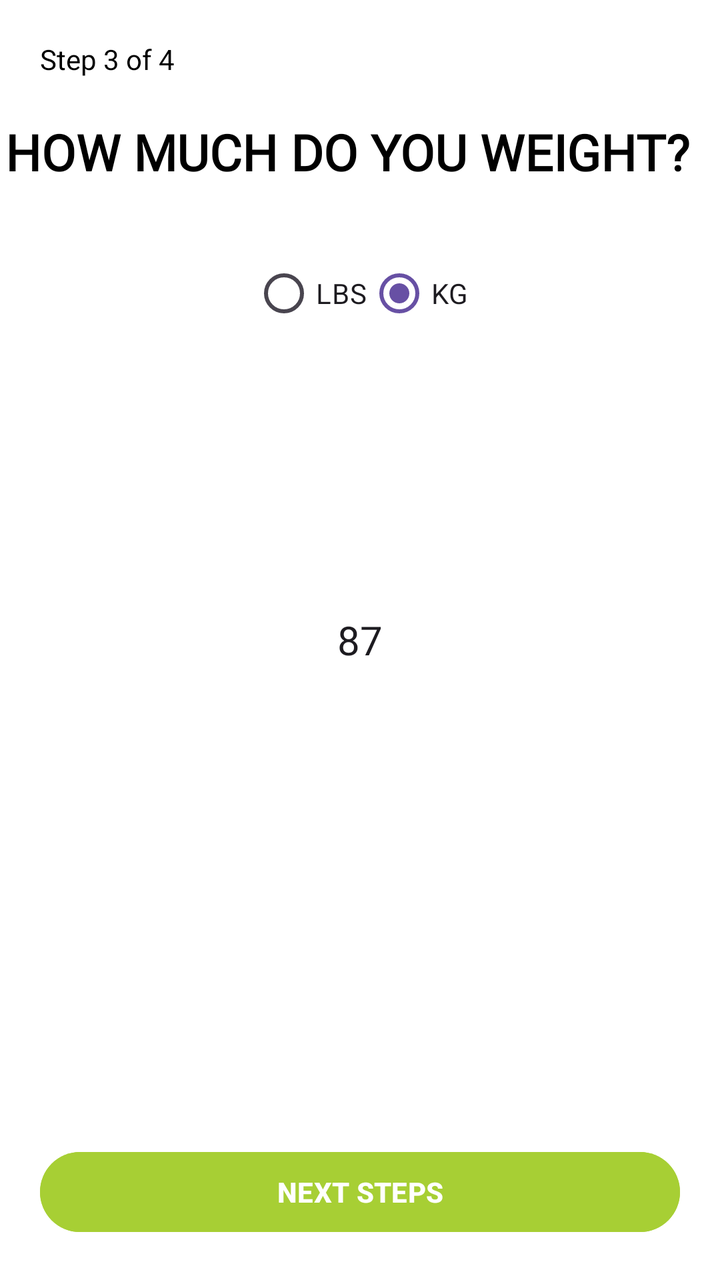
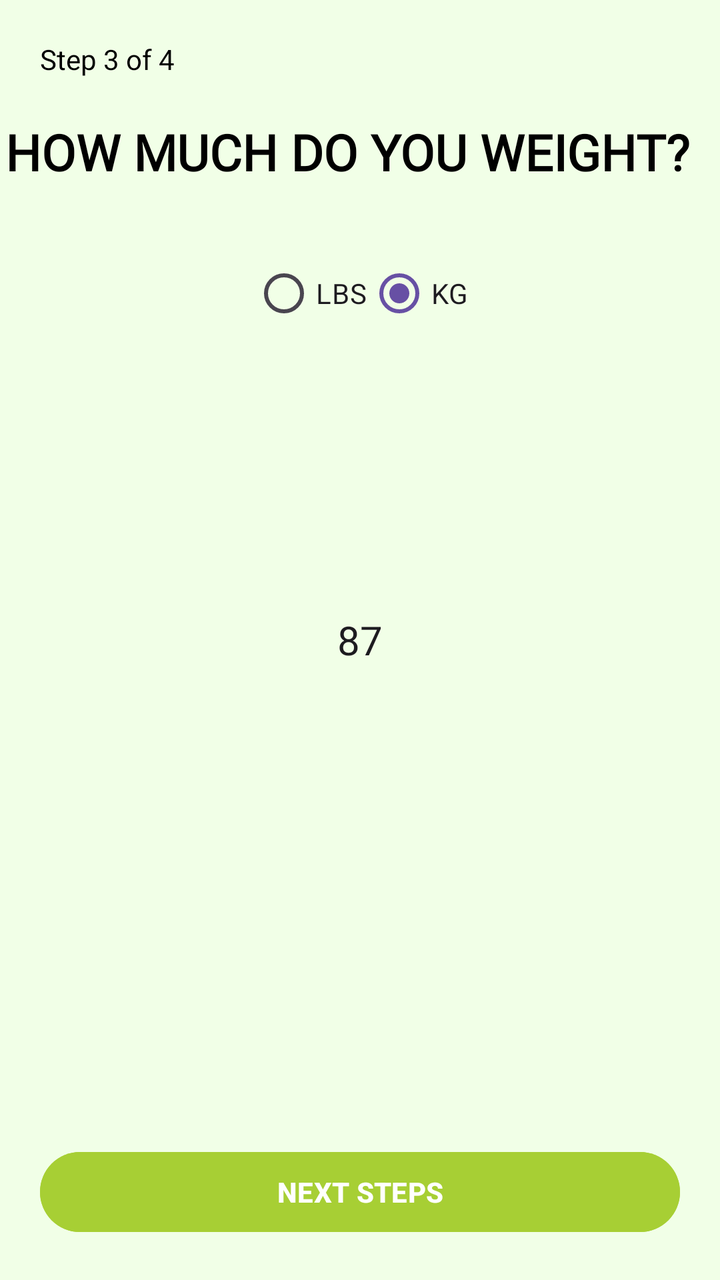

Compare the two renders of this Android layout. The source of the first and the diff that turns it into the second are given below.
<!-- AndroidManifest.xml: application theme Theme.FitPro -->
<!-- res/layout/activity_main5.xml -->
<?xml version="1.0" encoding="utf-8"?>
<androidx.constraintlayout.widget.ConstraintLayout xmlns:android="http://schemas.android.com/apk/res/android"
    xmlns:app="http://schemas.android.com/apk/res-auto"
    xmlns:tools="http://schemas.android.com/tools"
    android:id="@+id/main"
    android:layout_width="match_parent"
    android:layout_height="match_parent"
    android:background="@android:color/white"
    tools:context=".MainActivity5">

    
    <TextView
        android:id="@+id/stepText"
        android:layout_width="wrap_content"
        android:layout_height="wrap_content"
        android:text="Step 3 of 4"
        android:textSize="14sp"
        android:textColor="@android:color/black"
        app:layout_constraintTop_toTopOf="parent"
        app:layout_constraintStart_toStartOf="parent"
        android:layout_marginStart="20dp"
        android:layout_marginTop="20dp"/>

    

    

    <TextView
        android:id="@+id/titleText"
        android:layout_width="wrap_content"
        android:layout_height="wrap_content"
        android:layout_marginTop="20dp"
        android:fontFamily="@font/bebas_neue"
        android:text="HOW MUCH DO YOU WEIGHT?"
        android:textColor="@android:color/black"
        android:textSize="25dp"
        android:textStyle="bold"
        app:layout_constraintEnd_toEndOf="parent"
        app:layout_constraintHorizontal_bias="0.148"
        app:layout_constraintStart_toStartOf="parent"
        app:layout_constraintTop_toBottomOf="@id/stepText" />

    <RadioGroup
        android:id="@+id/unitToggle"
        android:layout_width="wrap_content"
        android:layout_height="wrap_content"
        android:orientation="horizontal"
        app:layout_constraintTop_toBottomOf="@id/titleText"
        app:layout_constraintStart_toStartOf="parent"
        app:layout_constraintEnd_toEndOf="parent"
        android:layout_marginTop="30dp">

        <RadioButton
            android:id="@+id/radioLbs"
            android:layout_width="wrap_content"
            android:layout_height="wrap_content"
            android:text="LBS"
            android:buttonTint="@android:color/darker_gray"
            android:checked="false"/>

        <RadioButton
            android:id="@+id/radioKg"
            android:layout_width="wrap_content"
            android:layout_height="wrap_content"
            android:text="KG"
            android:buttonTint="@android:color/darker_gray"
            android:checked="true"/>
    </RadioGroup>

    

    

    <EditText
        android:id="@+id/weightInput"
        android:layout_width="110dp"
        android:layout_height="106dp"
        android:layout_marginHorizontal="40dp"
        android:background="@android:color/transparent"
        android:gravity="center"
        android:hint="Enter your weight"
        android:inputType="number"
        android:text="87"
        android:textSize="20sp"
        app:layout_constraintBottom_toBottomOf="parent"
        app:layout_constraintEnd_toEndOf="parent"
        app:layout_constraintStart_toStartOf="parent"
        app:layout_constraintTop_toTopOf="parent" />

    <Button
        android:id="@+id/nextBtnWeight"
        android:layout_width="0dp"
        android:layout_height="wrap_content"
        android:layout_margin="20dp"
        android:backgroundTint="#A7CF34"
        android:text="NEXT STEPS"
        android:textColor="@android:color/white"
        android:textStyle="bold"
        app:layout_constraintBottom_toBottomOf="parent"
        app:layout_constraintStart_toStartOf="parent"
        app:layout_constraintEnd_toEndOf="parent"/>
</androidx.constraintlayout.widget.ConstraintLayout>
<!-- resources referenced by this layout -->
<resources>
  <style name="Theme.FitPro" parent="Base.Theme.FitPro" />
  <style name="Base.Theme.FitPro" parent="Theme.Material3.DayNight.NoActionBar">
          
          
      </style>
</resources>

<!-- the commit's change to res/layout/activity_main5.xml (unified diff, before → after) -->
@@ -5,7 +5,7 @@
     android:id="@+id/main"
     android:layout_width="match_parent"
     android:layout_height="match_parent"
-    android:background="@android:color/white"
+    android:background="#F1FFE7"
     tools:context=".MainActivity5">
 
     
@@ -13,13 +13,13 @@
         android:id="@+id/stepText"
         android:layout_width="wrap_content"
         android:layout_height="wrap_content"
+        android:layout_marginStart="20dp"
+        android:layout_marginTop="20dp"
         android:text="Step 3 of 4"
+        android:textColor="@android:color/black"
         android:textSize="14sp"
-        android:textColor="@android:color/black"
-        app:layout_constraintTop_toTopOf="parent"
         app:layout_constraintStart_toStartOf="parent"
-        android:layout_marginStart="20dp"
-        android:layout_marginTop="20dp"/>
+        app:layout_constraintTop_toTopOf="parent" />
 
     
 
@@ -44,27 +44,27 @@
         android:id="@+id/unitToggle"
         android:layout_width="wrap_content"
         android:layout_height="wrap_content"
+        android:layout_marginTop="30dp"
         android:orientation="horizontal"
-        app:layout_constraintTop_toBottomOf="@id/titleText"
+        app:layout_constraintEnd_toEndOf="parent"
         app:layout_constraintStart_toStartOf="parent"
-        app:layout_constraintEnd_toEndOf="parent"
-        android:layout_marginTop="30dp">
+        app:layout_constraintTop_toBottomOf="@id/titleText">
 
         <RadioButton
             android:id="@+id/radioLbs"
             android:layout_width="wrap_content"
             android:layout_height="wrap_content"
-            android:text="LBS"
             android:buttonTint="@android:color/darker_gray"
-            android:checked="false"/>
+            android:checked="false"
+            android:text="LBS" />
 
         <RadioButton
             android:id="@+id/radioKg"
             android:layout_width="wrap_content"
             android:layout_height="wrap_content"
-            android:text="KG"
             android:buttonTint="@android:color/darker_gray"
-            android:checked="true"/>
+            android:checked="true"
+            android:text="KG" />
     </RadioGroup>
 
     
@@ -97,6 +97,6 @@
         android:textColor="@android:color/white"
         android:textStyle="bold"
         app:layout_constraintBottom_toBottomOf="parent"
-        app:layout_constraintStart_toStartOf="parent"
-        app:layout_constraintEnd_toEndOf="parent"/>
+        app:layout_constraintEnd_toEndOf="parent"
+        app:layout_constraintStart_toStartOf="parent" />
 </androidx.constraintlayout.widget.ConstraintLayout>
